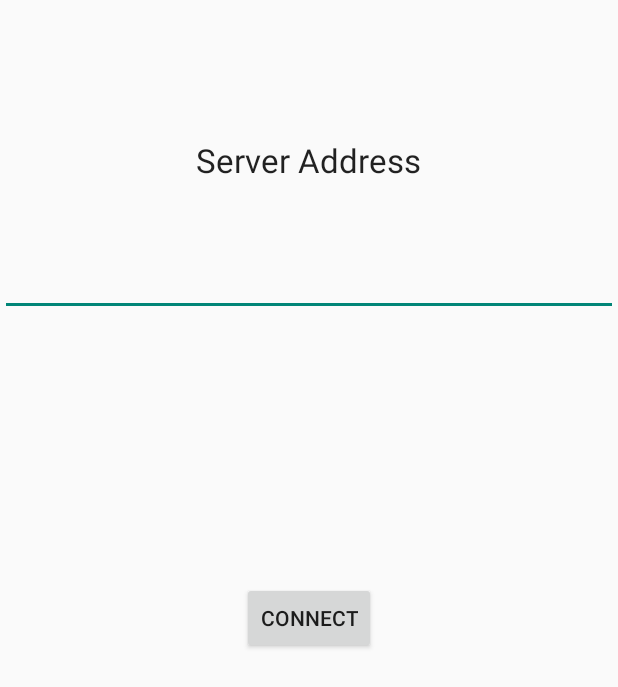
After one commit to Late-Night-Coders/ReMoss, an Android app: the layout login.xml on its own in the app's theme, with its tools: preview values and no code run, on a phone screen of 412 x 824 dp. The commit adds this screen. Shown: the top 687 px of the screen. Run offline under Robolectric (Android 15) with nearby library versions, the phone set to English and light mode, and no system bars.

Commit message:
WIP Login

```diff
--- a/Droid/app/src/main/java/stevenseesall/com/camera/UDPRunnable.java
+++ b/Droid/app/src/main/java/stevenseesall/com/camera/UDPRunnable.java
@@ -22,11 +22,12 @@ public class UDPRunnable extends Thread {
     Activity mActivity;
     FrameLayout mFrameLayout;
     private SurfaceHolder mHolder;
-    String ServerIP = "192.168.1.100";
+    String ServerIP = "";
     Boolean mSendingData = false;
     Boolean ScreenSizeSent = false;
 
-    public UDPRunnable(final Context context, Activity activity, FrameLayout frameLayout){
+    public UDPRunnable(final Context context, Activity activity, FrameLayout frameLayout, String ip){
+        ServerIP = ip;
         mContext = context;
         mActivity = activity;
         mFrameLayout = frameLayout;
--- /dev/null
+++ b/Droid/app/src/main/res/layout/login.xml
@@ -0,0 +1,35 @@
+<?xml version="1.0" encoding="utf-8"?>
+<RelativeLayout xmlns:android="http://schemas.android.com/apk/res/android"
+    android:orientation="horizontal" android:layout_width="match_parent"
+    android:layout_height="match_parent">
+
+    <TextView
+        android:layout_width="wrap_content"
+        android:layout_height="wrap_content"
+        android:textAppearance="?android:attr/textAppearanceLarge"
+        android:text="Server Address"
+        android:id="@+id/textView4"
+        android:layout_marginTop="92dp"
+        android:layout_alignParentTop="true"
+        android:layout_centerHorizontal="true" />
+
+    <EditText
+        android:layout_width="wrap_content"
+        android:layout_height="wrap_content"
+        android:id="@+id/txtIp"
+        android:layout_below="@+id/textView4"
+        android:layout_marginTop="44dp"
+        android:layout_alignParentRight="true"
+        android:layout_alignParentEnd="true"
+        android:layout_alignParentLeft="true"
+        android:layout_alignParentStart="true" />
+
+    <Button
+        android:layout_width="wrap_content"
+        android:layout_height="wrap_content"
+        android:text="Connect"
+        android:id="@+id/btn_Connect"
+        android:layout_centerVertical="true"
+        android:layout_centerHorizontal="true" />
+
+</RelativeLayout>
--- a/Droid/app/src/main/res/values/strings.xml
+++ b/Droid/app/src/main/res/values/strings.xml
@@ -4,5 +4,6 @@
     <string name="app_name">camera</string>
     <string name="hello_world">Hello world!</string>
     <string name="action_settings">Settings</string>
+    <string name="title_activity_connection">ConnectionActivity</string>
 
 </resources>
```
Also changed, not shown: Droid/app/src/main/AndroidManifest.xml (+10 -4 lines), Droid/app/src/main/java/stevenseesall/com/camera/ConnectionActivity.java (added, +63 -0 lines), Droid/app/src/main/java/stevenseesall/com/camera/MainActivity.java (+5 -27 lines), Droid/app/src/main/res/layout/activity_connection.xml (added, +38 -0 lines), Droid/app/src/main/res/layout/remote_mode.xml (added, +21 -0 lines), Droid/app/src/main/res/menu/menu_connection.xml (added, +7 -0 lines), 2 other files.
